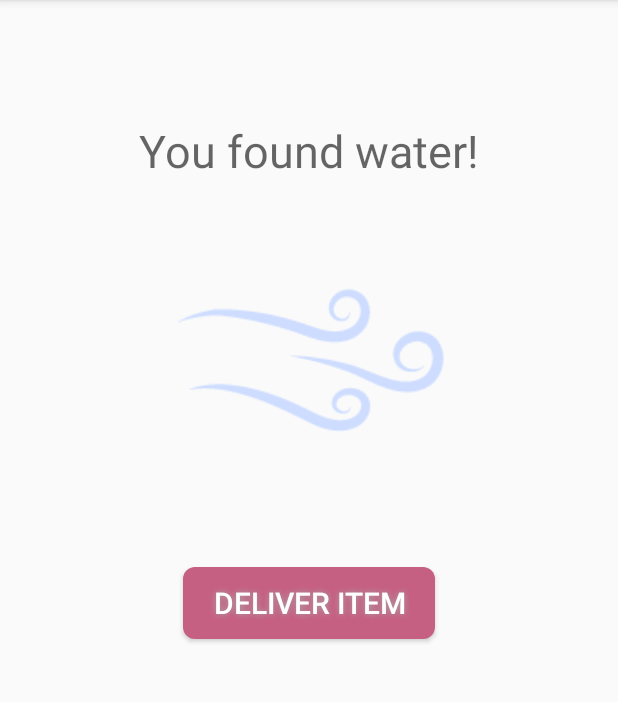
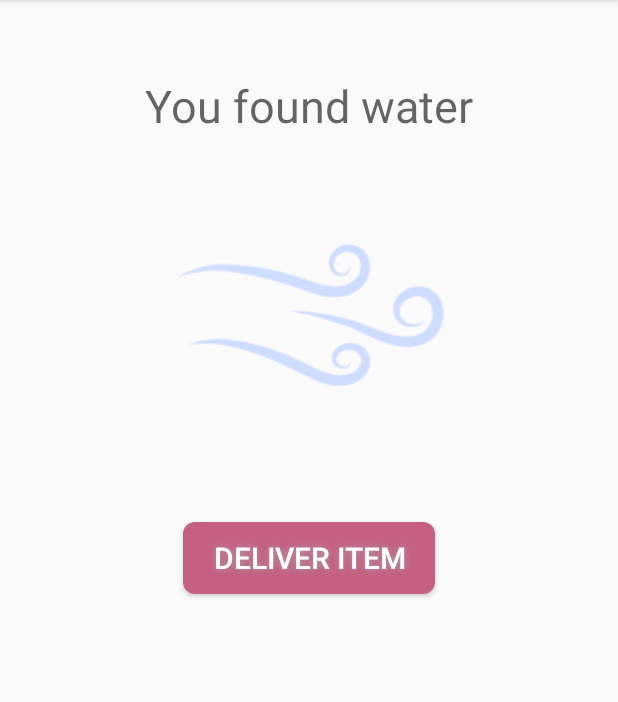
Before and after one commit to lstenstadvold/Pfi3_Group1_FinalProject_Version2, an Android app: the fragment TreasureFragment shown on its own in the app's theme, on a phone screen of 412 x 824 dp, the part 84-786 px from its top. Run offline under Robolectric (Android 15) with nearby library versions, the phone set to English and light mode, and no system bars; libraries missing offline, so code that uses them is left out: com.firebase.client; 4 statements that could not run were skipped.

Commit message:
Found item

```diff
--- a/app/src/main/res/layout/fragment_final.xml
+++ b/app/src/main/res/layout/fragment_final.xml
@@ -9,7 +9,7 @@
     <TextView
         android:layout_width="wrap_content"
         android:layout_height="wrap_content"
-        android:hint="Congratulations! \nEnjoy your light show!"
+        android:hint="Congratulations! \nEnjoy your light show"
         android:id="@+id/textFinal"
         android:layout_marginTop="80dp"
         android:layout_gravity="center"
--- a/app/src/main/res/layout/fragment_treasure.xml
+++ b/app/src/main/res/layout/fragment_treasure.xml
@@ -1,18 +1,23 @@
 <LinearLayout xmlns:android="http://schemas.android.com/apk/res/android"
-    xmlns:tools="http://schemas.android.com/tools" android:layout_width="match_parent"
+    xmlns:tools="http://schemas.android.com/tools"
+    android:layout_width="match_parent"
     android:layout_height="match_parent"
+    android:orientation="vertical"
+
     tools:context="idk14.pfi3_finalproject_group1.TreasureFragment"
-    android:orientation="vertical">
+    >
 
 
     <TextView
         android:layout_width="wrap_content"
         android:layout_height="wrap_content"
+        android:layout_gravity="center"
+        android:layout_marginTop="50dp"
+
         android:textAppearance="?android:attr/textAppearanceLarge"
-        android:hint="You found water!"
-        android:layout_gravity="center"
-        android:layout_marginTop="80dp"
-        android:textSize="30dp"
+        android:hint="You found water"
+
+        android:textSize="30sp"
         android:id="@+id/treasureText"
         android:textColor="#ff7e8ab9" />
 
```
Also changed, not shown: app/src/main/java/idk14/pfi3_finalproject_group1/TreasureFragment.java (+4 -4 lines), app/src/main/res/drawable/carnation.png (deleted), app/src/main/res/drawable/items.png (deleted), app/src/main/res/drawable/logonew.png (deleted), app/src/main/res/drawable/logoplain.png (deleted), app/src/main/res/drawable/sunitems.png (deleted), app/src/main/res/drawable/treesure_hunt_logo2.png (deleted), app/src/main/res/drawable/wateritems.png (deleted).
